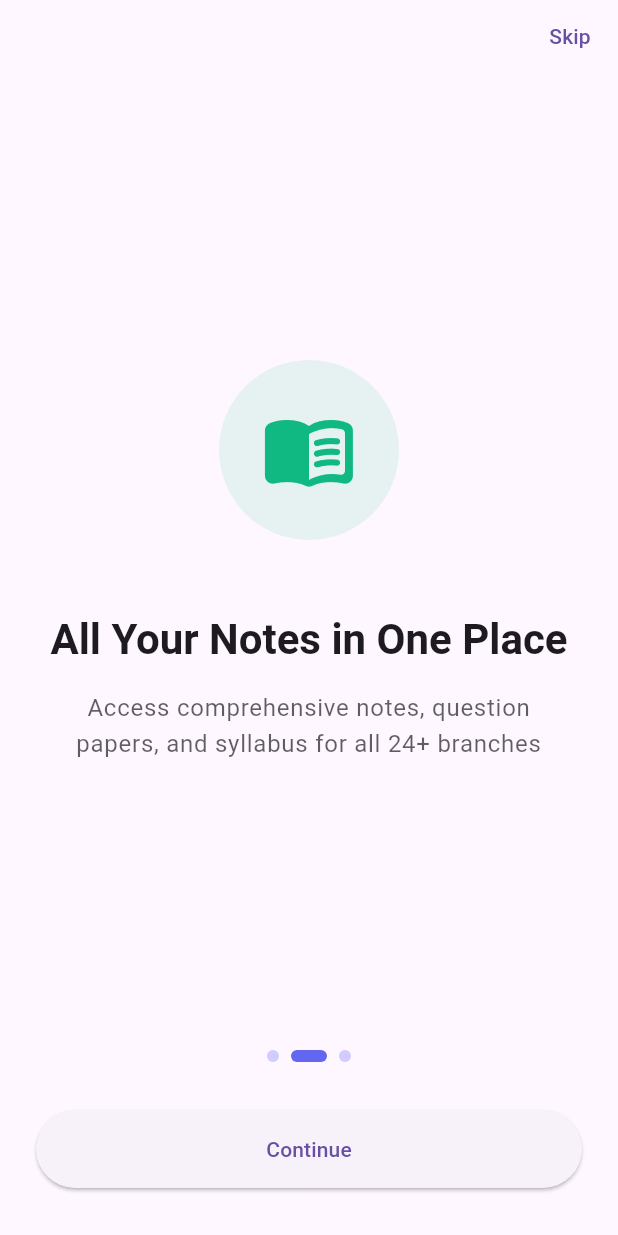
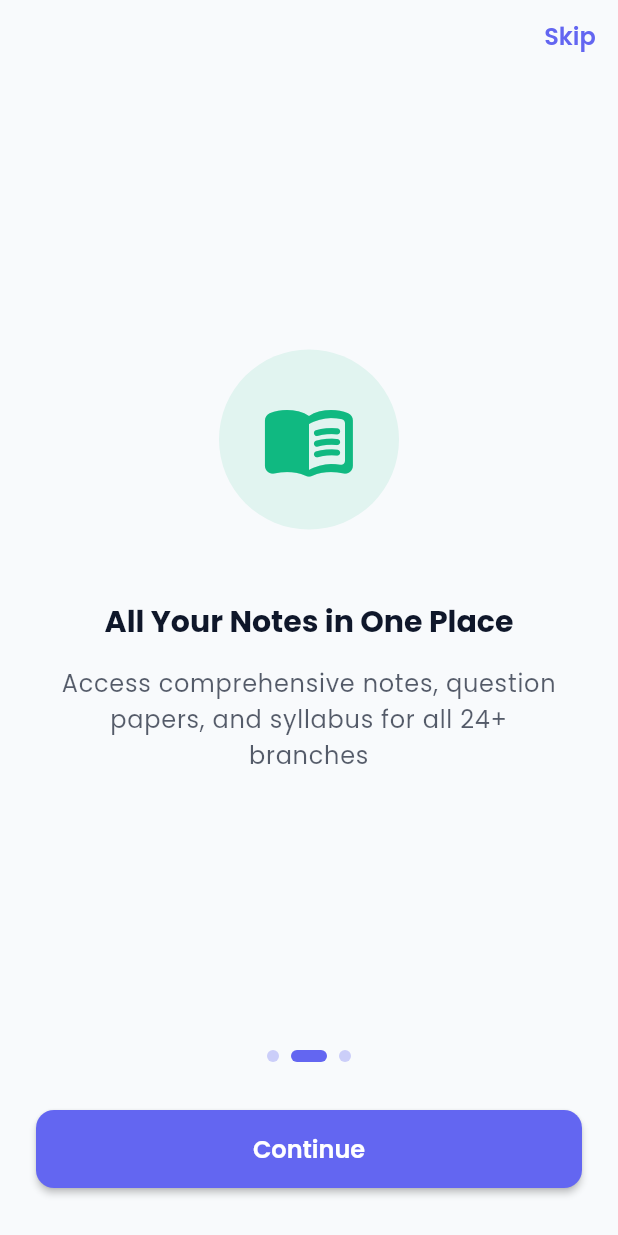
Before and after one commit to thomasmartinoa/notte, a Flutter app: the screen it shows after launch, swiped to page 2, on a phone screen of 412 x 824 dp. Run offline on Flutter 3.47's test engine with Material 3 defaults, Android fonts, the light colour scheme and no system bars; our stand-ins replace connectivity_plus, dio, flutter_dotenv, flutter_markdown, flutter_riverpod, go_router and 4 more; accounts and stored records are empty.

Commit message:
error fix

```diff
--- a/lib/app.dart
+++ b/lib/app.dart
@@ -19,8 +19,8 @@ class NotteApp extends ConsumerWidget {
       debugShowCheckedModeBanner: false,
 
       // Theme
-      theme: AppTheme.lightTheme,
-      darkTheme: AppTheme.darkTheme,
+      theme: AppTheme.light,
+      darkTheme: AppTheme.dark,
       themeMode: prefs.isDarkMode ? ThemeMode.dark : ThemeMode.light,
 
       // Router
--- a/lib/features/home/presentation/pages/home_page.dart
+++ b/lib/features/home/presentation/pages/home_page.dart
@@ -249,7 +249,7 @@ class _SubjectsList extends StatelessWidget {
       shrinkWrap: true,
       physics: const NeverScrollableScrollPhysics(),
       itemCount: subjects.length,
-      separatorBuilder: (_, __) => const SizedBox(height: 8),
+      separatorBuilder: (_, _2) => const SizedBox(height: 8),
       itemBuilder: (context, index) {
         final subject = subjects[index];
         return _SubjectCard(subject: subject);
--- a/pubspec.yaml
+++ b/pubspec.yaml
@@ -24,13 +24,14 @@ dependencies:
   hive: ^2.2.3
   hive_flutter: ^1.1.0
   path_provider: ^2.1.2
+  path: ^1.9.0
   connectivity_plus: ^6.0.0
 
   # HTTP & Downloads
   dio: ^5.4.0
 
   # PDF Viewing
-  syncfusion_flutter_pdfviewer: ^24.0.0
+  syncfusion_flutter_pdfviewer: ^27.1.48
 
   # AI Integration - Gemini
   google_generative_ai: ^0.4.0
```
Also changed, not shown: lib/main.dart (+4 -3 lines), pubspec.lock, 1 other file.
